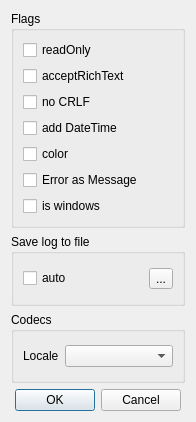
Above: Qt/lib/mw/log_options/src/ui/log_options.ui from RinatB2017/mega_GIT before the change. Below: the same form after it.
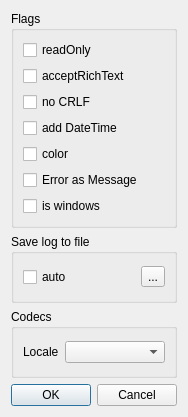
That is the form after the change.

```diff
--- a/Qt/lib/mw/log_options/src/ui/log_options.ui
+++ b/Qt/lib/mw/log_options/src/ui/log_options.ui
@@ -6,8 +6,8 @@
    <rect>
     <x>0</x>
     <y>0</y>
-    <width>196</width>
-    <height>422</height>
+    <width>186</width>
+    <height>417</height>
    </rect>
   </property>
   <property name="windowTitle">
```
